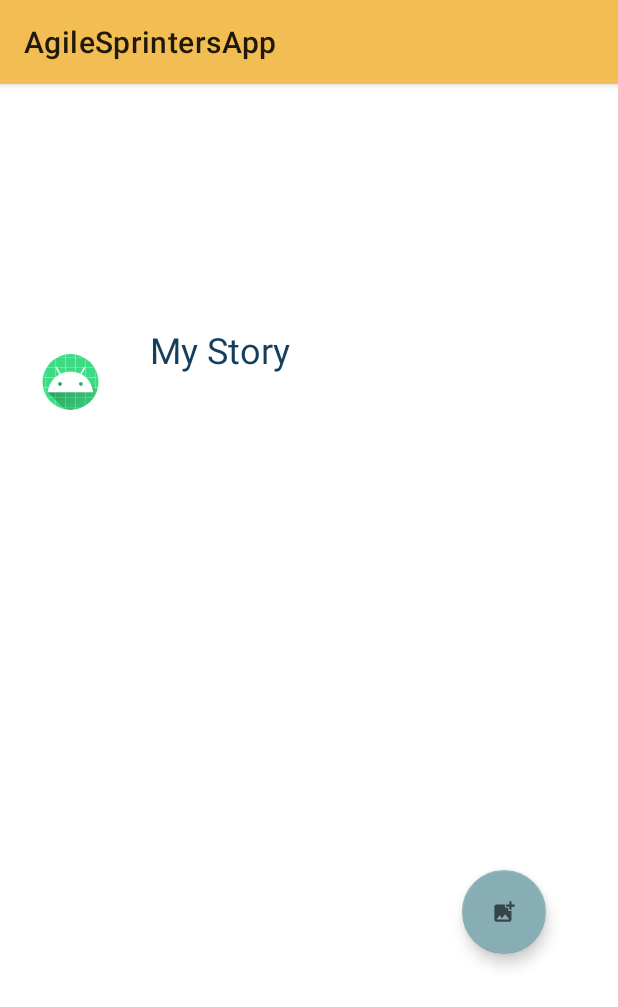
After one commit to soniabullah1/COMS3009A-Agile-Sprinters, an Android app: the fragment StoryFragment shown on its own in the app's theme, on a phone screen of 412 x 824 dp. The commit adds this screen. Shown: the top 1007 px of the screen. Run offline under Robolectric (Android 15) with nearby library versions, the phone set to English and light mode, and no system bars; our stand-ins replace CircleImageView, Firebase (no records; nobody signed in at launch, a user with empty details on screens opened directly); 1 statement that could not run was skipped.

Commit message:
Fixed Chat Fragment and Started Story Fragment

```diff
--- /dev/null
+++ b/app/src/main/java/com/example/agilesprintersapp/Fragments/StoryFragment.java
@@ -0,0 +1,209 @@
+package com.example.agilesprintersapp.Fragments;
+
+import android.app.Activity;
+import android.content.Intent;
+import android.net.Uri;
+import android.os.Bundle;
+import android.view.LayoutInflater;
+import android.view.View;
+import android.view.ViewGroup;
+import android.widget.TextView;
+
+import androidx.annotation.NonNull;
+import androidx.annotation.Nullable;
+import androidx.fragment.app.Fragment;
+import androidx.recyclerview.widget.LinearLayoutManager;
+import androidx.recyclerview.widget.RecyclerView;
+
+import com.bumptech.glide.Glide;
+import com.example.agilesprintersapp.MessageActivity;
+import com.example.agilesprintersapp.Model.User;
+import com.example.agilesprintersapp.Preview;
+import com.example.agilesprintersapp.R;
+import com.google.android.gms.tasks.Continuation;
+import com.google.android.gms.tasks.OnCompleteListener;
+import com.google.android.gms.tasks.Task;
+import com.google.android.material.floatingactionbutton.FloatingActionButton;
+import com.google.firebase.auth.FirebaseAuth;
+import com.google.firebase.auth.FirebaseUser;
+import com.google.firebase.database.DataSnapshot;
+import com.google.firebase.database.DatabaseError;
+import com.google.firebase.database.DatabaseReference;
+import com.google.firebase.database.FirebaseDatabase;
+import com.google.firebase.database.ValueEventListener;
+import com.google.firebase.storage.FirebaseStorage;
+import com.google.firebase.storage.StorageReference;
+import com.google.firebase.storage.StorageTask;
+
+import java.io.Serializable;
+import java.util.ArrayList;
+
+import de.hdodenhof.circleimageview.CircleImageView;
+
+public class StoryFragment extends Fragment {
+
+    private RecyclerView recyclerView;
+    private TextView myStory;
+    private TextView username;
+    private FloatingActionButton floatingButton;
+    private CircleImageView profile;
+
+    private String myUrl = "";
+    private StorageTask uploadTask;
+    private Uri fileUri;
+    public String userid;
+    private String messageSenderID;
+    private String messageReceiverID;
+    private String time;
+
+    //store image uris in array list
+    public ArrayList<Uri> imageUris;
+    public ArrayList<String> stringUris;
+
+    private static final int PICK_IMAGES_CODE = 0;
+
+    DatabaseReference reference;
+    FirebaseUser fuser ;
+    StorageReference storageReference;
+
+    Intent intent;
+
+    @Override
+    public View onCreateView(LayoutInflater inflater, ViewGroup container, Bundle SavedInstanceState) {
+
+        View view = inflater.inflate(R.layout.fragment_story, container, false);
+
+        recyclerView = view.findViewById(R.id.stories);
+        recyclerView.setHasFixedSize(true);
+        recyclerView.setLayoutManager(new LinearLayoutManager(getContext()));
+
+        floatingButton = view.findViewById(R.id.floatingActionButton);
+        profile = view.findViewById(R.id.profile);
+        username = view.findViewById(R.id.username);
+
+        intent = getActivity().getIntent();
+        userid = intent.getStringExtra("userid");
+
+        imageUris = new ArrayList<>();
+        stringUris = new ArrayList<>();
+
+        storageReference = FirebaseStorage.getInstance().getReference("uploads");
+
+
+        fuser = FirebaseAuth.getInstance().getCurrentUser();
+        if (fuser != null) {
+            reference = FirebaseDatabase.getInstance().getReference("User").child(fuser.getUid());
+
+
+
+            reference.addValueEventListener(new ValueEventListener() {
+                @Override
+                public void onDataChange(@NonNull DataSnapshot snapshot) {
+
+                    User user = snapshot.getValue(User.class);
+                    username.setText(user.getUsername());
+
+                    if (user != null && user.getId() != null) {
+                        if (user.getImageURL().equals("default")) {
+                            profile.setImageResource(R.mipmap.ic_launcher);
+                        } else {
+                            Glide.with(getContext()).load(user.getImageURL()).into(profile);
+                        }
+
+                    }
+                }
+
+                @Override
+                public void onCancelled(@NonNull DatabaseError error) {
+
+                }
+            });}
+
+
+        floatingButton.setOnClickListener(new View.OnClickListener() {
+            @Override
+            public void onClick(View view) {
+//                Intent intent = new Intent(getActivity(), MyStoryActivity.class);
+//                startActivity(intent);
+
+                pickImagesIntent();
+            }
+        });
+
+
+        return view;
+    }
+
+    private void pickImagesIntent(){
+        Intent intent = new Intent();
+        intent.setType("image/*");
+       // intent.putExtra(Intent.EXTRA_ALLOW_MULTIPLE, true);
+        intent.setAction(Intent.ACTION_GET_CONTENT);
+        getActivity().startActivityForResult(Intent.createChooser(intent, "Select image"), PICK_IMAGES_CODE);
+    }
+
+    @Override
+    public void onActivityResult(int requestCode, int resultCode, @Nullable Intent data) {
+       super.onActivityResult(requestCode, resultCode, data);
+
+        if(requestCode == PICK_IMAGES_CODE){
+
+            if (resultCode == Activity.RESULT_OK){
+
+                // This is only for 1 image selected
+
+                        fileUri = data.getData();
+                        imageUris.add(fileUri);
+                        stringUris.add(fileUri.toString());
+
+                        StorageReference storageReference = FirebaseStorage.getInstance().getReference().child("Image Files");
+                        DatabaseReference userMessageKeyRef = reference.child("stories")
+                                .child(messageSenderID).push();
+                        String messagePushID  = userMessageKeyRef.getKey();
+                        StorageReference filePath = storageReference.child(messagePushID + "." + "jpg");
+                        uploadTask = filePath.putFile(fileUri);
+
+                        uploadTask.continueWithTask(new Continuation() {
+                            @Override
+                            public Object then(@NonNull Task task) throws Exception {
+                                if (!task.isSuccessful()){
+                                    throw task.getException();
+                                }
+                                return filePath.getDownloadUrl();
+                            }
+                        }).addOnCompleteListener(new OnCompleteListener<Uri>() {
+                            @Override
+                            public void onComplete(@NonNull Task<Uri> task) {
+                                if(task.isSuccessful()){
+                                    Uri downloadUrl = task.getResult();
+                                    myUrl =  downloadUrl.toString();
+                                    //Uri a = fileUri;
+
+                                    Intent i = new Intent(getActivity(), Preview.class);
+
+                                    Bundle args = new Bundle();
+
+                                    args.putSerializable("IMAGES",(Serializable)imageUris);
+                                    args.putSerializable("STRING_IMAGES",(Serializable)stringUris);
+
+
+                                    i.putExtra("sender", fuser.getUid());
+                                    //i.putExtra("receiver", userid);
+                                    i.putExtra("message", myUrl);
+                                    //i.putExtra("checker", checker);
+                                    //i.putExtra("time", time);
+                                    i.putExtra("images", imageUris);
+                                    i.putExtra("images_strings", stringUris);
+                                    //i.putExtra("imagePath", a);
+                                    i.putExtra("BUNDLE", args);
+
+                                    startActivity(i);
+
+                                }
+                                imageUris.clear();
+                            }
+                        });
+            }
+        }
+    }
+}
--- a/app/src/main/java/com/example/agilesprintersapp/HomeActivity.java
+++ b/app/src/main/java/com/example/agilesprintersapp/HomeActivity.java
@@ -21,7 +21,8 @@ import androidx.viewpager.widget.ViewPager;
 
 import com.example.agilesprintersapp.Fragments.ChatsFragment;
 import com.example.agilesprintersapp.Fragments.ContactsFragment;
-import com.example.agilesprintersapp.Fragments.ProfileFragment;
+import com.example.agilesprintersapp.Fragments.StoryFragment;
+import com.example.agilesprintersapp.Fragments.StoryFragment;
 import com.google.android.material.bottomnavigation.BottomNavigationView;
 import com.google.android.material.tabs.TabLayout;
 import com.google.firebase.auth.FirebaseAuth;
@@ -118,7 +119,7 @@ public class HomeActivity extends AppCompatActivity {
 
         viewPagerAdapter.addFragment(new ChatsFragment(), "Chats");
         viewPagerAdapter.addFragment(new ContactsFragment(), "Contacts");
-        viewPagerAdapter.addFragment(new ProfileFragment(), "Profile");
+        viewPagerAdapter.addFragment(new StoryFragment(), "Story");
 
         viewPager.setAdapter(viewPagerAdapter);
         tabLayout.setupWithViewPager(viewPager);
--- /dev/null
+++ b/app/src/main/res/layout/fragment_story.xml
@@ -0,0 +1,74 @@
+<?xml version="1.0" encoding="utf-8"?>
+
+<RelativeLayout xmlns:android="http://schemas.android.com/apk/res/android"
+    xmlns:app="http://schemas.android.com/apk/res-auto"
+    xmlns:tools="http://schemas.android.com/tools"
+    android:layout_width="match_parent"
+    android:layout_height="match_parent"
+    android:padding="8dp"
+    tools:context=".Fragments.StoryFragment">
+
+    <de.hdodenhof.circleimageview.CircleImageView
+        android:id="@+id/profile"
+        android:layout_width="78dp"
+        android:layout_height="68dp"
+        android:layout_above="@id/stories"
+        android:layout_marginBottom="2dp"
+        android:padding="15dp"
+        android:src="@mipmap/ic_launcher"
+        android:text="My Story"
+        android:textColor="@color/Blue"
+        android:textSize="24sp"
+        app:layout_constraintEnd_toEndOf="parent"
+        app:layout_constraintStart_toStartOf="parent"
+        app:layout_constraintTop_toTopOf="parent" />
+
+    <TextView
+        android:id="@+id/myStory"
+        android:layout_width="223dp"
+        android:layout_height="wrap_content"
+        android:layout_above="@id/stories"
+        android:layout_marginLeft="-1dp"
+        android:layout_marginBottom="26dp"
+        android:layout_toRightOf="@id/profile"
+        android:padding="15dp"
+        android:text="My Story"
+        android:textColor="@color/Blue"
+        android:textSize="24sp"
+        app:layout_constraintEnd_toEndOf="parent"
+        app:layout_constraintStart_toStartOf="parent"
+        app:layout_constraintTop_toTopOf="parent" />
+
+
+    <androidx.recyclerview.widget.RecyclerView
+        android:id="@+id/stories"
+        android:layout_width="373dp"
+        android:layout_height="352dp"
+        android:layout_alignParentBottom="true"
+        android:layout_marginTop="0dp"
+        android:layout_marginBottom="173dp"
+        android:background="@color/white"
+        android:padding="20dp"
+        android:theme="@style/AppTheme" />
+
+    <TextView
+        android:id="@+id/username"
+        android:layout_width="wrap_content"
+        android:layout_height="wrap_content"
+        android:layout_above="@id/stories"
+        android:layout_marginLeft="14dp"
+        android:layout_marginBottom="24dp"
+        android:layout_toRightOf="@id/profile" />
+
+    <com.google.android.material.floatingactionbutton.FloatingActionButton
+        android:id="@+id/floatingActionButton"
+        android:layout_width="wrap_content"
+        android:layout_height="wrap_content"
+        android:layout_above="@id/stories"
+        android:layout_marginTop="7dp"
+        android:layout_marginBottom="-345dp"
+        android:layout_toRightOf="@id/myStory"
+        android:clickable="true"
+        android:src="@drawable/ic_picture" />
+
+</RelativeLayout>
```
Also changed, not shown: app/src/main/java/com/example/agilesprintersapp/Fragments/ChatsFragment.java (+76 -37 lines), app/src/main/java/com/example/agilesprintersapp/Model/Chatlist.java (added, +20 -0 lines), app/src/main/java/com/example/agilesprintersapp/Model/UserInfo.java (deleted, +0 -104 lines), app/src/main/res/layout/chat_item_left.xml (+17 -19 lines).
